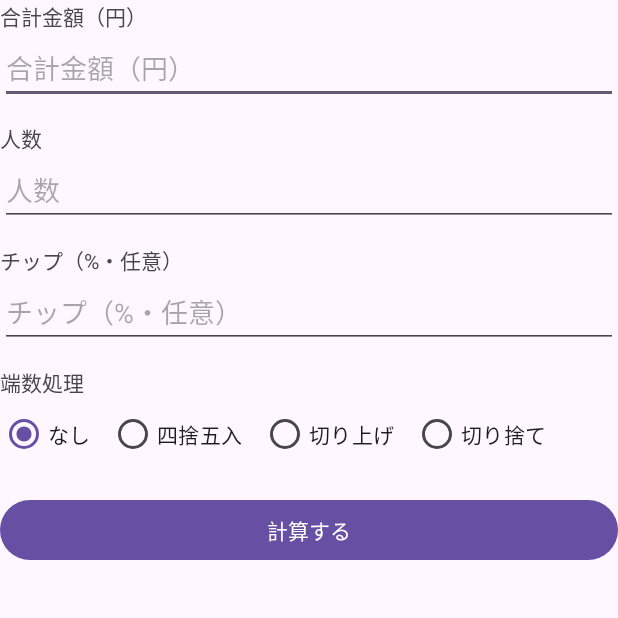
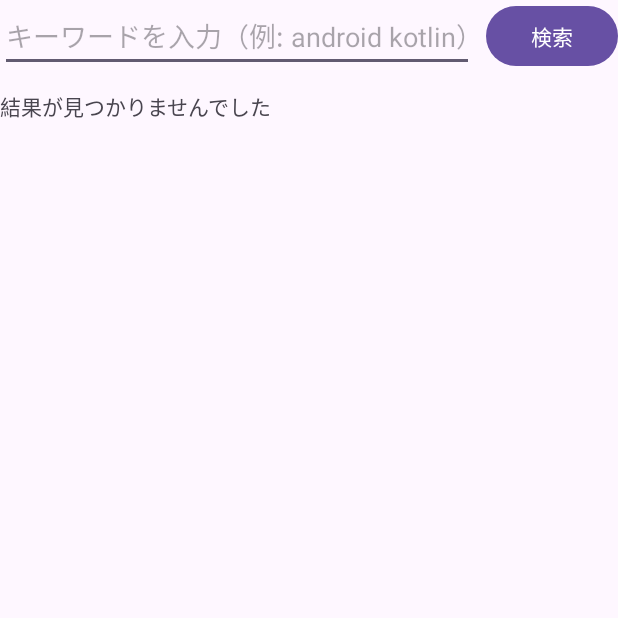
Before and after one commit to LeoAndo/AIReviewDemo, an Android app: the screen it shows after launch (MainActivity), on a phone screen of 412 x 824 dp, the top half of it. Run offline under Robolectric (Android 15) with nearby library versions, the phone set to English and light mode, and no system bars.

Commit message:
feat: implement GitHub repository search functionality with UI updates

```diff
--- a/app/build.gradle.kts
+++ b/app/build.gradle.kts
@@ -45,6 +45,7 @@ dependencies {
     implementation(libs.material)
     implementation(libs.androidx.activity)
     implementation(libs.androidx.constraintlayout)
+    implementation(libs.androidx.recyclerview)
     testImplementation(libs.junit)
     androidTestImplementation(libs.androidx.junit)
     androidTestImplementation(libs.androidx.espresso.core)
--- a/app/src/main/AndroidManifest.xml
+++ b/app/src/main/AndroidManifest.xml
@@ -1,6 +1,8 @@
 <?xml version="1.0" encoding="utf-8"?>
 <manifest xmlns:android="http://schemas.android.com/apk/res/android"
     xmlns:tools="http://schemas.android.com/tools">
+
+    <uses-permission android:name="android.permission.INTERNET" />
 
     <application
         android:allowBackup="true"
--- a/app/src/main/java/jp/ac/jec/cm0199/aireviewdemo/MainActivity.kt
+++ b/app/src/main/java/jp/ac/jec/cm0199/aireviewdemo/MainActivity.kt
@@ -1,116 +1,146 @@
 package jp.ac.jec.cm0199.aireviewdemo
 
+import android.content.Intent
+import android.net.Uri
 import android.os.Bundle
-import android.widget.*
+import android.view.LayoutInflater
+import android.view.View
+import android.view.ViewGroup
+import android.widget.Button
+import android.widget.EditText
+import android.widget.ProgressBar
+import android.widget.TextView
 import androidx.activity.enableEdgeToEdge
 import androidx.appcompat.app.AppCompatActivity
 import androidx.core.splashscreen.SplashScreen.Companion.installSplashScreen
 import androidx.core.view.ViewCompat
 import androidx.core.view.WindowInsetsCompat
-import java.math.BigDecimal
-import java.math.RoundingMode
-import java.text.NumberFormat
-import java.util.Locale
+import androidx.lifecycle.ViewModelProvider
+import androidx.recyclerview.widget.DividerItemDecoration
+import androidx.recyclerview.widget.LinearLayoutManager
+import androidx.recyclerview.widget.RecyclerView
 
 class MainActivity : AppCompatActivity() {
+
+    private lateinit var viewModel: MainViewModel
+    private lateinit var editQuery: EditText
+    private lateinit var btnSearch: Button
+    private lateinit var progress: ProgressBar
+    private lateinit var textEmpty: TextView
+    private lateinit var recyclerView: RecyclerView
+    private lateinit var adapter: RepoAdapter
+
     override fun onCreate(savedInstanceState: Bundle?) {
-        // Install the SplashScreen before any other setup
+        // スプラッシュスクリーンをインストール
         installSplashScreen()
         super.onCreate(savedInstanceState)
         enableEdgeToEdge()
         setContentView(R.layout.activity_main)
+        // システムバーとの重なりを調整
         ViewCompat.setOnApplyWindowInsetsListener(findViewById(R.id.main)) { v, insets ->
             val systemBars = insets.getInsets(WindowInsetsCompat.Type.systemBars())
             v.setPadding(systemBars.left, systemBars.top, systemBars.right, systemBars.bottom)
             insets
         }
 
-        val editTotal = findViewById<EditText>(R.id.editTotalAmount)
-        val editPeople = findViewById<EditText>(R.id.editPeopleCount)
-        val editTip = findViewById<EditText>(R.id.editTipPercent)
-        val radioGroup = findViewById<RadioGroup>(R.id.radioRoundGroup)
-        val btnCalc = findViewById<Button>(R.id.btnCalculate)
-        val textPerPerson = findViewById<TextView>(R.id.textPerPerson)
-        val textTotalWithTip = findViewById<TextView>(R.id.textTotalWithTip)
+        // ViewModelの初期化
+        viewModel = ViewModelProvider(this)[MainViewModel::class.java]
 
-        val currency = NumberFormat.getCurrencyInstance(Locale.JAPAN)
+        // UI要素の取得
+        editQuery = findViewById(R.id.editQuery)
+        btnSearch = findViewById(R.id.btnSearch)
+        progress = findViewById(R.id.progress)
+        textEmpty = findViewById(R.id.textEmpty)
+        recyclerView = findViewById(R.id.recyclerResults)
 
-        btnCalc.setOnClickListener {
-            // reset errors
-            fun EditText.clearError() {
-                error = null
+        adapter = RepoAdapter { item ->
+            val intent = Intent(Intent.ACTION_VIEW, Uri.parse(item.htmlUrl))
+            startActivity(intent)
+        }
+        recyclerView.layoutManager = LinearLayoutManager(this)
+        recyclerView.adapter = adapter
+        recyclerView.addItemDecoration(DividerItemDecoration(this, DividerItemDecoration.VERTICAL))
+
+        // 観測
+        viewModel.loading.observe(this) { isLoading ->
+            progress.visibility = if (isLoading) View.VISIBLE else View.GONE
+            if (isLoading) {
+                textEmpty.visibility = View.VISIBLE
+                textEmpty.text = getString(R.string.loading)
             }
-            editTotal.clearError()
-            editPeople.clearError()
-            editTip.clearError()
+        }
 
-            val totalAmount = parseDecimal(editTotal)
-            val peopleCount = parseInt(editPeople)
-            val tipPercent = parseDecimalAllowEmpty(editTip) ?: BigDecimal.ZERO
+        viewModel.error.observe(this) { code ->
+            if (code == null) return@observe
+            textEmpty.visibility = View.VISIBLE
+            textEmpty.text = when (code) {
+                "NETWORK" -> getString(R.string.error_network)
+                "RATE_LIMIT" -> getString(R.string.error_rate_limit)
+                else -> getString(R.string.error_unknown)
+            }
+        }
 
-            var hasError = false
-            if (totalAmount == null) {
-                setError(editTotal, R.string.error_invalid_number)
-                hasError = true
-            } else if (totalAmount.compareTo(BigDecimal.ZERO) <= 0) {
-                setError(editTotal, R.string.error_positive_number)
-                hasError = true
+        viewModel.results.observe(this) { list ->
+            adapter.submitList(list)
+            if (list.isEmpty()) {
+                textEmpty.visibility = View.VISIBLE
+                textEmpty.text = getString(R.string.empty_no_results)
+            } else {
+                textEmpty.visibility = View.GONE
             }
-            if (peopleCount == null) {
-                setError(editPeople, R.string.error_people_integer)
-                hasError = true
-            } else if (peopleCount < 1) {
-                setError(editPeople, R.string.error_people_integer)
-                hasError = true
+        }
+
+        // 検索実行
+        btnSearch.setOnClickListener {
+            textEmpty.visibility = View.GONE
+            viewModel.search(editQuery.text.toString())
+        }
+
+        // クリック処理は ViewHolder 内で設定済み
+    }
+
+    private inner class RepoAdapter(
+        private val onClick: (RepoItem) -> Unit,
+    ) : RecyclerView.Adapter<RepoViewHolder>() {
+        private val items = ArrayList<RepoItem>()
+
+        fun submitList(newItems: List<RepoItem>) {
+            items.clear()
+            items.addAll(newItems)
+            notifyDataSetChanged()
+        }
+
+        override fun onCreateViewHolder(parent: ViewGroup, viewType: Int): RepoViewHolder {
+            val view = LayoutInflater.from(parent.context)
+                .inflate(android.R.layout.simple_list_item_2, parent, false)
+            return RepoViewHolder(view, onClick)
+        }
+
+        override fun onBindViewHolder(holder: RepoViewHolder, position: Int) {
+            holder.bind(items[position])
+        }
+
+        override fun getItemCount(): Int = items.size
+    }
+
+    private inner class RepoViewHolder(
+        itemView: View,
+        private val onClick: (RepoItem) -> Unit,
+    ) : RecyclerView.ViewHolder(itemView) {
+        private val text1: TextView = itemView.findViewById(android.R.id.text1)
+        private val text2: TextView = itemView.findViewById(android.R.id.text2)
+        private var current: RepoItem? = null
+
+        init {
+            itemView.setOnClickListener {
+                current?.let(onClick)
             }
-            if (hasError) return@setOnClickListener
+        }
 
-            val hundred = BigDecimal(100)
-            val rate = BigDecimal.ONE.add(tipPercent.divide(hundred, 10, RoundingMode.HALF_UP))
-            val totalWithTip = totalAmount?.multiply(rate)
-            val perPersonRaw =
-                totalWithTip?.divide(BigDecimal(peopleCount!!), 10, RoundingMode.HALF_UP)
-
-            val roundingMode = when (radioGroup.checkedRadioButtonId) {
-                R.id.radioNearest -> RoundingMode.HALF_UP
-                R.id.radioUp -> RoundingMode.CEILING
-                R.id.radioDown -> RoundingMode.FLOOR
-                else -> null // none
-            }
-
-            val perPerson =
-                if (roundingMode == null) perPersonRaw else perPersonRaw?.setScale(0, roundingMode)
-            val totalWithTipRounded = totalWithTip?.setScale(0, RoundingMode.HALF_UP)
-
-            textPerPerson.text = getString(R.string.result_per_person, currency.format(perPerson))
-            textTotalWithTip.text =
-                getString(R.string.result_total_with_tip, currency.format(totalWithTipRounded))
+        fun bind(item: RepoItem) {
+            current = item
+            text1.text = "${item.fullName} ⭐${item.stars}"
+            text2.text = item.description ?: ""
         }
     }
-
-    private fun parseDecimal(editText: EditText): BigDecimal? = try {
-        val s = editText.text.toString().trim()
-        if (s.isEmpty()) null else BigDecimal(s)
-    } catch (_: Exception) {
-        null
-    }
-
-    private fun parseDecimalAllowEmpty(editText: EditText): BigDecimal? = try {
-        val s = editText.text.toString().trim()
-        if (s.isEmpty()) null else BigDecimal(s)
-    } catch (_: Exception) {
-        null
-    }
-
-    private fun parseInt(editText: EditText): Int? = try {
-        val s = editText.text.toString().trim()
-        if (s.isEmpty()) null else s.toInt()
-    } catch (_: Exception) {
-        null
-    }
-
-    private fun setError(editText: EditText, resId: Int) {
-        editText.error = getString(resId)
-        editText.requestFocus()
-    }
 }
--- a/app/src/main/res/layout/activity_main.xml
+++ b/app/src/main/res/layout/activity_main.xml
@@ -8,144 +8,57 @@
     android:padding="16dp"
     tools:context=".MainActivity">
 
-    <TextView
-        android:id="@+id/labelTotal"
+    <EditText
+        android:id="@+id/editQuery"
         android:layout_width="0dp"
         android:layout_height="wrap_content"
-        android:text="@string/label_total_amount"
+        android:hint="@string/hint_search"
+        android:imeOptions="actionSearch"
+        android:singleLine="true"
         app:layout_constraintTop_toTopOf="parent"
         app:layout_constraintStart_toStartOf="parent"
+        app:layout_constraintEnd_toStartOf="@id/btnSearch"
+        app:layout_constraintHorizontal_weight="1"
+        android:layout_marginEnd="8dp" />
+
+    <Button
+        android:id="@+id/btnSearch"
+        android:layout_width="wrap_content"
+        android:layout_height="wrap_content"
+        android:text="@string/action_search"
+        app:layout_constraintTop_toTopOf="@id/editQuery"
+        app:layout_constraintBottom_toBottomOf="@id/editQuery"
         app:layout_constraintEnd_toEndOf="parent" />
 
-    <EditText
-        android:id="@+id/editTotalAmount"
+    <ProgressBar
+        android:id="@+id/progress"
+        style="@android:style/Widget.DeviceDefault.Light.ProgressBar.Small"
+        android:layout_width="wrap_content"
+        android:layout_height="wrap_content"
+        android:visibility="gone"
+        app:layout_constraintTop_toBottomOf="@id/editQuery"
+        app:layout_constraintStart_toStartOf="parent"
+        android:layout_marginTop="12dp" />
+
+    <TextView
+        android:id="@+id/textEmpty"
         android:layout_width="0dp"
         android:layout_height="wrap_content"
-        android:inputType="numberDecimal"
-        android:hint="@string/label_total_amount"
-        app:layout_constraintTop_toBottomOf="@id/labelTotal"
-        app:layout_constraintStart_toStartOf="parent"
-        app:layout_constraintEnd_toEndOf="parent" />
-
-    <TextView
-        android:id="@+id/labelPeople"
-        android:layout_width="0dp"
-        android:layout_height="wrap_content"
-        android:text="@string/label_people_count"
-        app:layout_constraintTop_toBottomOf="@id/editTotalAmount"
+        android:text="@string/empty_prompt"
+        app:layout_constraintTop_toBottomOf="@id/progress"
         app:layout_constraintStart_toStartOf="parent"
         app:layout_constraintEnd_toEndOf="parent"
-        android:layout_marginTop="12dp" />
+        android:layout_marginTop="12dp"
+        tools:text="上の入力欄にキーワードを入れて「検索」を押してください" />
 
-    <EditText
-        android:id="@+id/editPeopleCount"
+    <androidx.recyclerview.widget.RecyclerView
+        android:id="@+id/recyclerResults"
         android:layout_width="0dp"
-        android:layout_height="wrap_content"
-        android:inputType="number"
-        android:hint="@string/label_people_count"
-        app:layout_constraintTop_toBottomOf="@id/labelPeople"
-        app:layout_constraintStart_toStartOf="parent"
-        app:layout_constraintEnd_toEndOf="parent" />
-
-    <TextView
-        android:id="@+id/labelTip"
-        android:layout_width="0dp"
-        android:layout_height="wrap_content"
-        android:text="@string/label_tip_percent"
-        app:layout_constraintTop_toBottomOf="@id/editPeopleCount"
+        android:layout_height="0dp"
+        app:layout_constraintTop_toBottomOf="@id/textEmpty"
+        app:layout_constraintBottom_toBottomOf="parent"
         app:layout_constraintStart_toStartOf="parent"
         app:layout_constraintEnd_toEndOf="parent"
-        android:layout_marginTop="12dp" />
-
-    <EditText
-        android:id="@+id/editTipPercent"
-        android:layout_width="0dp"
-        android:layout_height="wrap_content"
-        android:inputType="numberDecimal"
-        android:hint="@string/label_tip_percent"
-        app:layout_constraintTop_toBottomOf="@id/labelTip"
-        app:layout_constraintStart_toStartOf="parent"
-        app:layout_constraintEnd_toEndOf="parent" />
-
-    <TextView
-        android:id="@+id/labelRounding"
-        android:layout_width="0dp"
-        android:layout_height="wrap_content"
-        android:text="@string/label_rounding"
-        app:layout_constraintTop_toBottomOf="@id/editTipPercent"
-        app:layout_constraintStart_toStartOf="parent"
-        app:layout_constraintEnd_toEndOf="parent"
-        android:layout_marginTop="12dp" />
-
-    <RadioGroup
-        android:id="@+id/radioRoundGroup"
-        android:layout_width="0dp"
-        android:layout_height="wrap_content"
-        android:orientation="horizontal"
-        app:layout_constraintTop_toBottomOf="@id/labelRounding"
-        app:layout_constraintStart_toStartOf="parent"
-        app:layout_constraintEnd_toEndOf="parent">
-
-        <RadioButton
-            android:id="@+id/radioNone"
-            android:layout_width="wrap_content"
-            android:layout_height="wrap_content"
-            android:text="@string/round_none"
-            android:checked="true" />
-
-        <RadioButton
-            android:id="@+id/radioNearest"
-            android:layout_width="wrap_content"
-            android:layout_height="wrap_content"
-            android:layout_marginStart="12dp"
-            android:text="@string/round_nearest" />
-
-        <RadioButton
-            android:id="@+id/radioUp"
-            android:layout_width="wrap_content"
-            android:layout_height="wrap_content"
-            android:layout_marginStart="12dp"
-            android:text="@string/round_up" />
-
-        <RadioButton
-            android:id="@+id/radioDown"
-            android:layout_width="wrap_content"
-            android:layout_height="wrap_content"
-            android:layout_marginStart="12dp"
-            android:text="@string/round_down" />
-    </RadioGroup>
-
-    <Button
-        android:id="@+id/btnCalculate"
-        android:layout_width="0dp"
-        android:layout_height="wrap_content"
-        android:text="@string/action_calculate"
-        app:layout_constraintTop_toBottomOf="@id/radioRoundGroup"
-        app:layout_constraintStart_toStartOf="parent"
-        app:layout_constraintEnd_toEndOf="parent"
-        android:layout_marginTop="16dp" />
-
-    <TextView
-        android:id="@+id/textPerPerson"
-        android:layout_width="0dp"
-        android:layout_height="wrap_content"
-        android:text=""
-        android:textStyle="bold"
-        app:layout_constraintTop_toBottomOf="@id/btnCalculate"
-        app:layout_constraintStart_toStartOf="parent"
-        app:layout_constraintEnd_toEndOf="parent"
-        android:layout_marginTop="20dp"
-        tools:text="1人あたり: ¥1,234" />
-
-    <TextView
-        android:id="@+id/textTotalWithTip"
-        android:layout_width="0dp"
-        android:layout_height="wrap_content"
-        android:text=""
-        app:layout_constraintTop_toBottomOf="@id/textPerPerson"
-        app:layout_constraintStart_toStartOf="parent"
-        app:layout_constraintEnd_toEndOf="parent"
-        android:layout_marginTop="8dp"
-        tools:text="チップ込み合計: ¥12,345" />
+        tools:listitem="@android:layout/simple_list_item_2" />
 
 </androidx.constraintlayout.widget.ConstraintLayout>
--- a/app/src/main/res/values/strings.xml
+++ b/app/src/main/res/values/strings.xml
@@ -1,24 +1,15 @@
 <resources>
-    <string name="app_name">割り勘</string>
+    <string name="app_name">GitHub検索</string>
 
-    <!-- Labels -->
-    <string name="label_total_amount">合計金額（円）</string>
-    <string name="label_people_count">人数</string>
-    <string name="label_tip_percent">チップ（%・任意）</string>
-    <string name="label_rounding">端数処理</string>
-    <string name="round_none">なし</string>
-    <string name="round_nearest">四捨五入</string>
-    <string name="round_up">切り上げ</string>
-    <string name="round_down">切り捨て</string>
-    <string name="action_calculate">計算する</string>
-
-    <!-- Results -->
-    <string name="result_per_person">1人あたり: %1$s</string>
-    <string name="result_total_with_tip">チップ込み合計: %1$s</string>
-
-    <!-- Errors -->
-    <string name="error_required">必須項目です</string>
-    <string name="error_invalid_number">数値を入力してください</string>
-    <string name="error_positive_number">0より大きい値を入力してください</string>
-    <string name="error_people_integer">人数は1以上の整数で入力してください</string>
+    <!-- Search UI -->
+    <string name="hint_search">キーワードを入力（例: android kotlin）</string>
+    <string name="action_search">検索</string>
+    <string name="label_results">検索結果</string>
+    <string name="empty_prompt">上の入力欄にキーワードを入れて「検索」を押してください</string>
+    <string name="empty_no_results">結果が見つかりませんでした</string>
+    <string name="loading">読み込み中…</string>
+    <string name="error_network">ネットワークエラーが発生しました</string>
+    <string name="error_rate_limit">GitHubのレート制限に達しました。しばらくしてから再度お試しください</string>
+    <string name="error_unknown">不明なエラーが発生しました</string>
+    <string name="open_in_browser">ブラウザで開く</string>
 </resources>
--- a/gradle/libs.versions.toml
+++ b/gradle/libs.versions.toml
@@ -10,6 +10,7 @@ appcompat = "1.7.1"
 material = "1.13.0"
 activity = "1.12.1"
 constraintlayout = "2.2.1"
+recyclerview = "1.3.2"
 
 [libraries]
 androidx-core-ktx = { group = "androidx.core", name = "core-ktx", version.ref = "coreKtx" }
@@ -21,6 +22,7 @@ androidx-appcompat = { group = "androidx.appcompat", name = "appcompat", version
 material = { group = "com.google.android.material", name = "material", version.ref = "material" }
 androidx-activity = { group = "androidx.activity", name = "activity", version.ref = "activity" }
 androidx-constraintlayout = { group = "androidx.constraintlayout", name = "constraintlayout", version.ref = "constraintlayout" }
+androidx-recyclerview = { group = "androidx.recyclerview", name = "recyclerview", version.ref = "recyclerview" }
 
 [plugins]
 android-application = { id = "com.android.application", version.ref = "agp" }
```
Also changed, not shown: app/src/main/java/jp/ac/jec/cm0199/aireviewdemo/MainViewModel.kt (added, +93 -0 lines), 2 other files.
